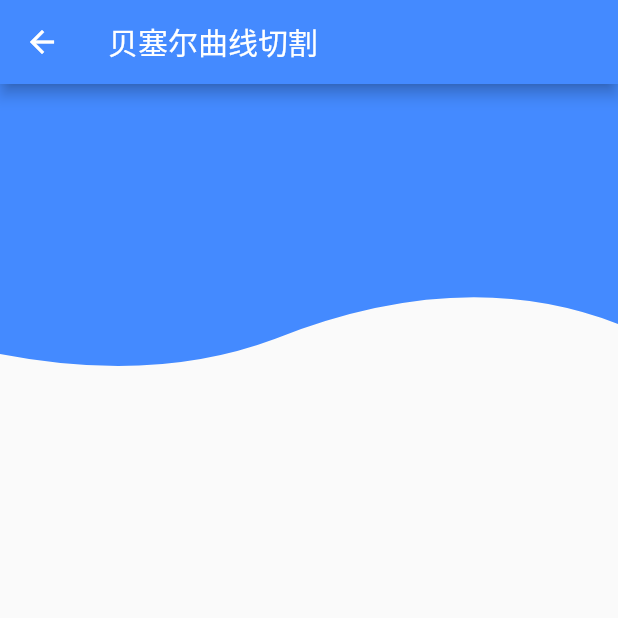
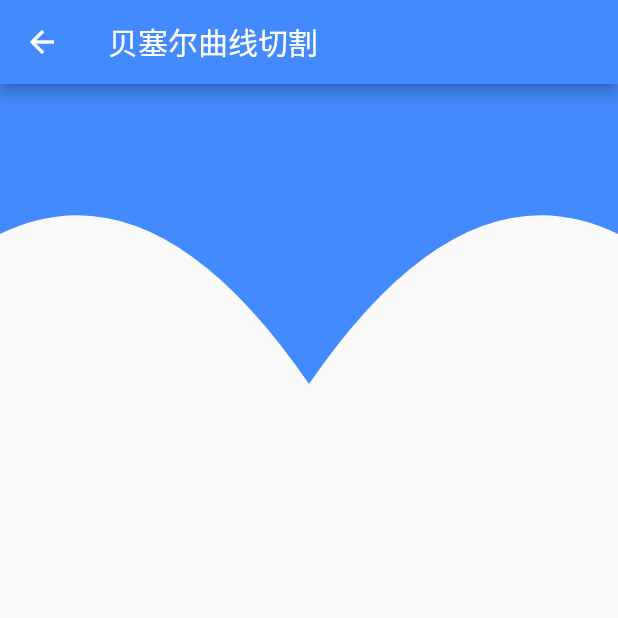
Before and after one commit to no1harm/my_flutter_app, a Flutter app: the CustomCliper screen opened directly, on a phone screen of 412 x 824 dp, the top half of it. Run offline on Flutter 3.47's test engine with Material 2 defaults, Android fonts, the phone set to English and light mode, and no system bars.

Commit message:
增加曲线

```diff
--- a/lib/customCliper.dart
+++ b/lib/customCliper.dart
@@ -11,7 +11,7 @@ class CustomCliper extends StatelessWidget {
       body:Column(
         children: <Widget>[
           ClipPath(
-            clipper:BottomClipper2(),  // 控制裁剪路径
+            clipper:BottomClipper3(),  // 控制裁剪路径
             child: Container(   // 所要裁剪的子元素
               color:Colors.blueAccent,
               height: 200.0,
@@ -117,3 +117,33 @@ class _StarCliper extends CustomClipper<Path>{
     return this.radius != oldClipper.radius;
   }
 }
+
+// 曲线3
+class BottomClipper3 extends CustomClipper<Path>{
+  @override
+    Path getClip(Size size) {
+      var path = Path();
+      path.lineTo(0, 0);
+      path.lineTo(0, size.height-100);
+      var firstControlPoint =Offset(size.width/4*1,size.height-150);
+      var firstEndPoint = Offset(size.width/4*2,size.height);
+
+      path.quadraticBezierTo(firstControlPoint.dx, firstControlPoint.dy, firstEndPoint.dx, firstEndPoint.dy);
+
+      var secondControlPoint = Offset(size.width/4*3,size.height-150);
+      var secondEndPoint = Offset(size.width,size.height-100);
+
+      path.quadraticBezierTo(secondControlPoint.dx, secondControlPoint.dy, secondEndPoint.dx, secondEndPoint.dy);
+
+      path.lineTo(size.width, size.height-100);
+      path.lineTo(size.width, 0);
+
+      return path;
+
+    }
+    @override
+    bool shouldReclip(CustomClipper<Path> oldClipper) {
+      return false;
+    }
+
+}
```
